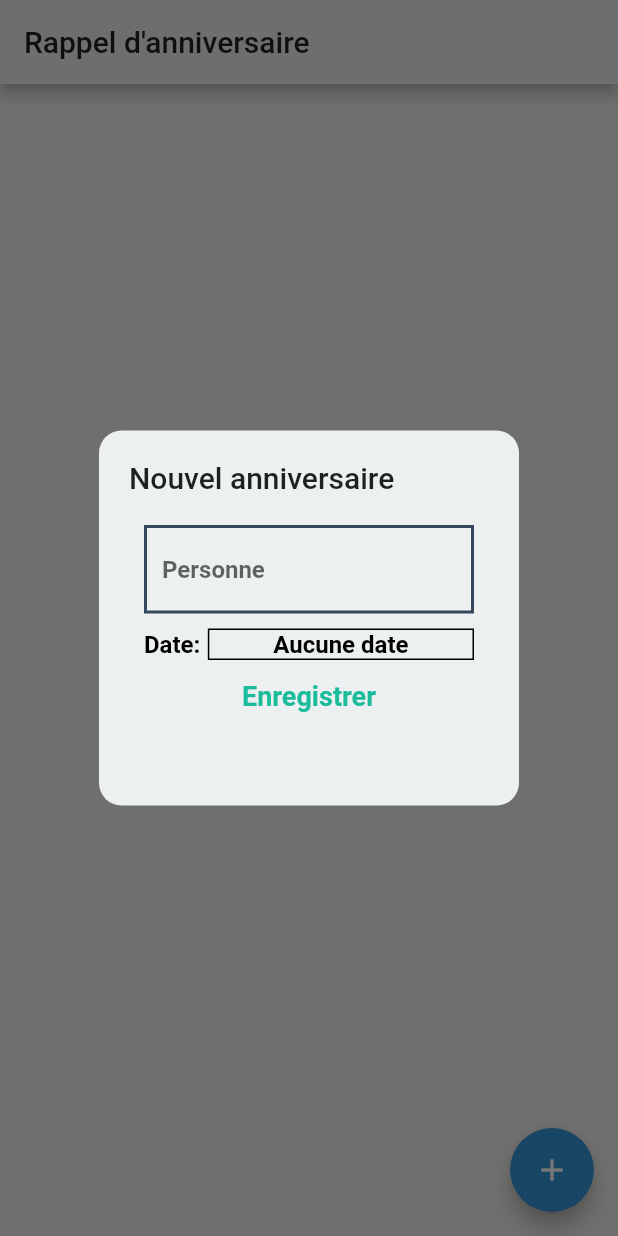
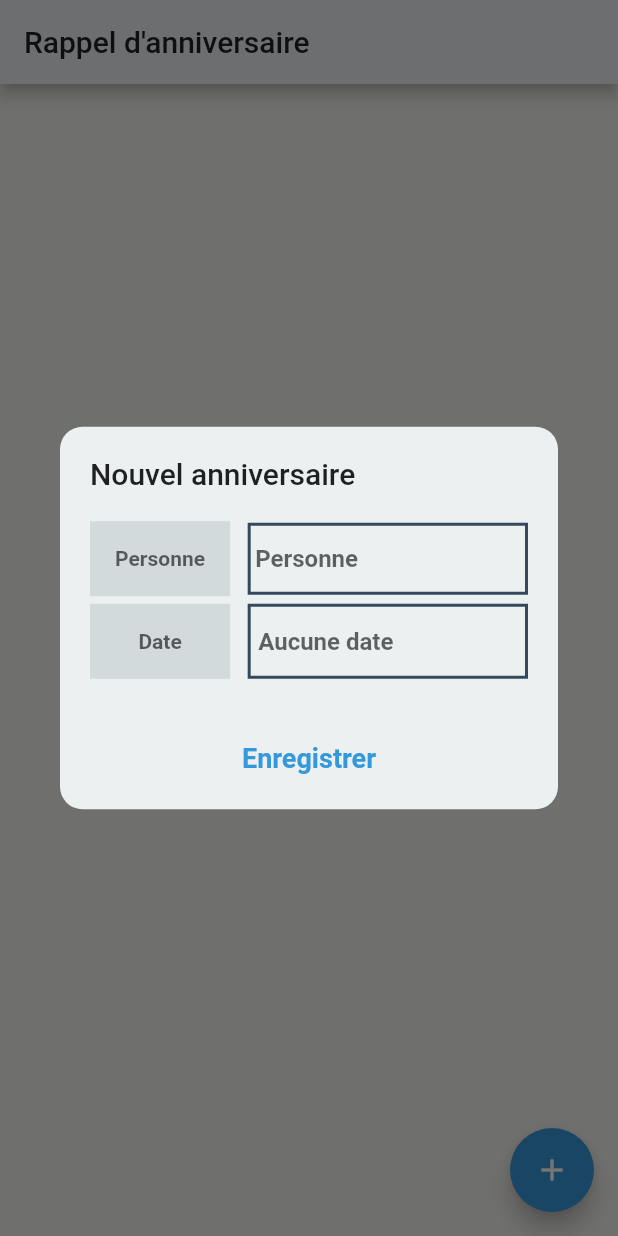
Before and after one commit to codingLayce/BirthdayReminder, a Flutter app: the screen it shows after launch, after a tap on the "add" icon, on a phone screen of 412 x 824 dp. Run offline on Flutter 3.47's test engine with Material 2 defaults, Android fonts, the phone set to English and light mode, and no system bars; our stand-ins replace flutter_local_notifications, timezone.

Commit message:
Update add birthday popup ui design to something that looks better

```diff
--- a/lib/common/colors.dart
+++ b/lib/common/colors.dart
@@ -112,6 +112,6 @@ class AppColors {
   static var cloudsColor = cloudsMColor.shade900;
   static var wetAsphaltColor = wetAsphaltMColor.shade900;
   static var amethystColor = amethystMColor.shade900;
-  static var concreteColor = concreteMColor.shade900;
+  static var concreteColor = concreteMColor.shade200;
   static var asbestosColor = Color.fromRGBO(127, 140, 141, 1.0);
 }
--- a/lib/screens/components/birthday_dialog.dart
+++ b/lib/screens/components/birthday_dialog.dart
@@ -16,34 +16,60 @@ class _BirthdayDialog extends State<BirthdayDialog> {
   DateTime selectedDate = DateTime.fromMillisecondsSinceEpoch(0);
   TextEditingController controller = TextEditingController();
   var error = "";
+  TextStyle labelStyle = TextStyle(
+      fontFamily: "Roboto",
+      fontSize: 14,
+      fontWeight: FontWeight.w700,
+      color: Color.fromRGBO(0, 0, 0, 0.6));
   TextStyle style = TextStyle(
       fontFamily: "Roboto",
       fontSize: 16,
       fontWeight: FontWeight.w700,
-      color: Colors.black);
+      color: Color.fromRGBO(0, 0, 0, 0.6));
 
   @override
   Widget build(BuildContext context) {
     return SimpleDialog(
         title: Text("Nouvel anniversaire"),
-        contentPadding: EdgeInsets.fromLTRB(20.0, 10.0, 20.0, 20.0),
-        titlePadding: EdgeInsets.fromLTRB(20.0, 20.0, 20.0, 0.0),
+        contentPadding: EdgeInsets.fromLTRB(20.0, 10.0, 20.0, 10.0),
+        titlePadding: EdgeInsets.fromLTRB(20.0, 20.0, 20.0, 10.0),
         shape: RoundedRectangleBorder(borderRadius: BorderRadius.circular(15)),
         elevation: 0,
         backgroundColor: AppColors.cloudsColor,
-        children: [Center(child: _content(context))]);
+        children: [_content(context)]);
   }
 
   _content(context) {
+    return Wrap(runSpacing: 5.0, children: [
+      Flex(direction: Axis.horizontal, children: [
+        Expanded(flex: 8, child: _getPersonLabel()),
+        Expanded(flex: 1, child: SizedBox()),
+        Expanded(flex: 16, child: _getPersonField())
+      ]),
+      Flex(direction: Axis.horizontal, children: [
+        Expanded(flex: 8, child: _getDateLabel()),
+        Expanded(flex: 1, child: SizedBox()),
+        Expanded(flex: 16, child: _getDateField())
+      ]),
+      Row(children: [Expanded(child: _getErrorField())]),
+      Row(children: [Expanded(child: _getRegisterButton())])
+    ]);
+  }
+
+  _getPersonLabel() {
     return Container(
-        padding: EdgeInsets.all(10),
-        child: Column(mainAxisAlignment: MainAxisAlignment.center, children: [
-          _getPersonField(),
-          SizedBox(height: 10),
-          _getDateField(),
-          _getRegisterButton(),
-          _getErrorField()
-        ]));
+        height: 50,
+        padding: EdgeInsets.all(5),
+        decoration: BoxDecoration(color: AppColors.concreteColor),
+        child: Center(child: Text("Personne", style: labelStyle)));
+  }
+
+  _getDateLabel() {
+    return Container(
+        height: 50,
+        padding: EdgeInsets.all(5),
+        decoration: BoxDecoration(color: AppColors.concreteColor),
+        child: Center(child: Text("Date", style: labelStyle)));
   }
 
   _getDateField() {
@@ -51,27 +77,26 @@ class _BirthdayDialog extends State<BirthdayDialog> {
         onTap: () {
           _selectDate(context);
         },
-        child: Row(children: [
-          Text("Date:", style: style),
-          Expanded(
         child: Container(
-                  margin: EdgeInsets.only(left: 5),
+            height: 50,
+            padding: EdgeInsets.all(5),
             decoration: BoxDecoration(
-                      color: Colors.transparent,
-                      border: Border.all(color: Colors.black)),
-                  child: this.selectedDate ==
-                          DateTime.fromMillisecondsSinceEpoch(0)
-                      ? Text("Aucune date",
-                          style: style, textAlign: TextAlign.center)
-                      : Text(
+                border:
+                    Border.all(color: AppColors.wetAsphaltColor, width: 2.0)),
+            child: this.selectedDate == DateTime.fromMillisecondsSinceEpoch(0)
+                ? Align(
+                    child: Text("Aucune date", style: style),
+                    alignment: Alignment.centerLeft)
+                : Align(
+                    child: Text(
                         "${this.selectedDate.day}/${this.selectedDate.month}/${this.selectedDate.year}",
-                          style: style,
-                          textAlign: TextAlign.center)))
-        ]));
+                        style: style),
+                    alignment: Alignment.centerLeft)));
   }
 
   _getErrorField() {
     return Text(error,
+        textAlign: TextAlign.center,
         style: TextStyle(
             fontFamily: "Roboto",
             fontSize: 16,
@@ -102,11 +127,14 @@ class _BirthdayDialog extends State<BirthdayDialog> {
                 fontFamily: "Roboto",
                 fontSize: 18,
                 fontWeight: FontWeight.w700,
-                color: AppColors.turquoiseColor)));
+                color: AppColors.peterRiverColor)));
   }
 
   _getPersonField() {
-    return TextFormField(
+    return Container(
+        height: 50,
+        child: Center(
+            child: TextFormField(
                 textAlignVertical: TextAlignVertical.center,
                 style: style,
                 cursorColor: Colors.black,
@@ -114,16 +142,18 @@ class _BirthdayDialog extends State<BirthdayDialog> {
                 cursorHeight: 20.0,
                 cursorWidth: 1.0,
                 decoration: InputDecoration(
+                    contentPadding:
+                        EdgeInsets.symmetric(vertical: -5, horizontal: 5),
                     enabledBorder: OutlineInputBorder(
                         borderRadius: BorderRadius.zero,
-                borderSide:
-                    BorderSide(color: AppColors.wetAsphaltColor, width: 2.0)),
+                        borderSide: BorderSide(
+                            color: AppColors.wetAsphaltColor, width: 2.0)),
                     focusedBorder: OutlineInputBorder(
                         borderRadius: BorderRadius.zero,
-                borderSide:
-                    BorderSide(color: AppColors.peterRiverColor, width: 2.0)),
+                        borderSide: BorderSide(
+                            color: AppColors.peterRiverColor, width: 2.0)),
                     hintText: "Personne"),
-        controller: this.controller);
+                controller: this.controller)));
   }
 
   _selectDate(BuildContext context) async {
@@ -141,9 +171,10 @@ class _BirthdayDialog extends State<BirthdayDialog> {
           return Theme(
             data: ThemeData.dark().copyWith(
                 colorScheme: ColorScheme.dark(
-                    primary: AppColors.turquoiseColor,
-                    surface: AppColors.cloudsMColor[100]!),
-                dialogBackgroundColor: AppColors.asbestosColor),
+                    primary: AppColors.peterRiverColor,
+                    surface: AppColors.cloudsMColor[100]!,
+                    onSurface: Color.fromRGBO(0, 0, 0, 0.6)),
+                dialogBackgroundColor: Color.fromRGBO(243, 242, 239, 1.0)),
             child: child!,
           );
         });
```
Lines whose indentation alone changed are shown as unchanged.
